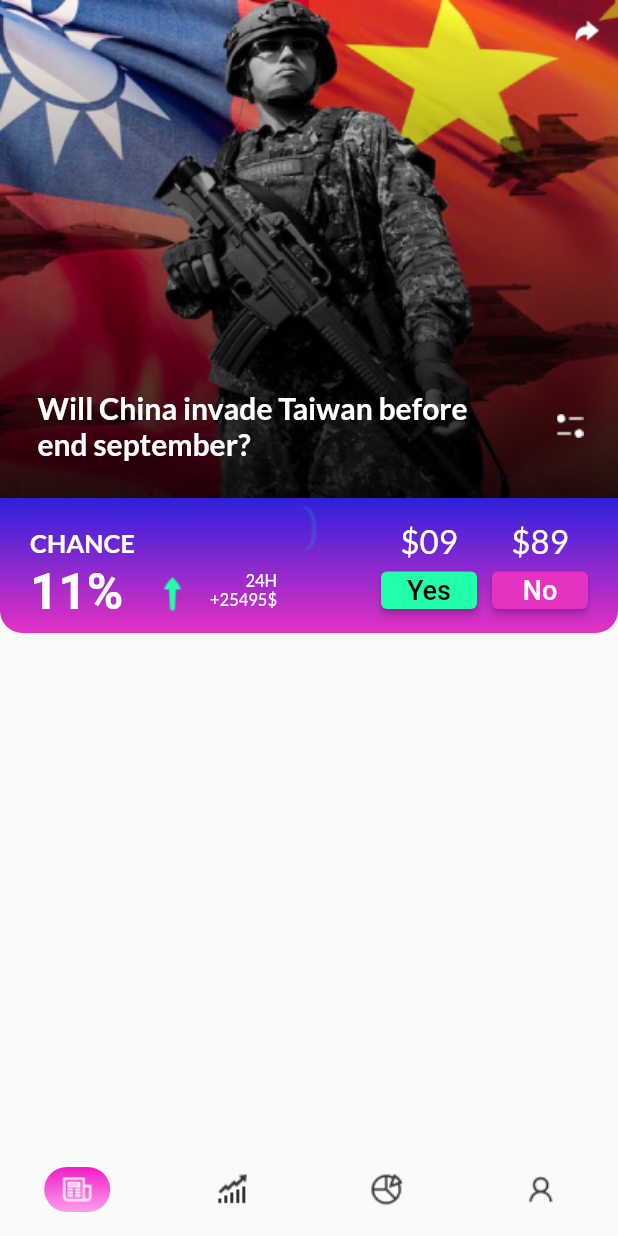
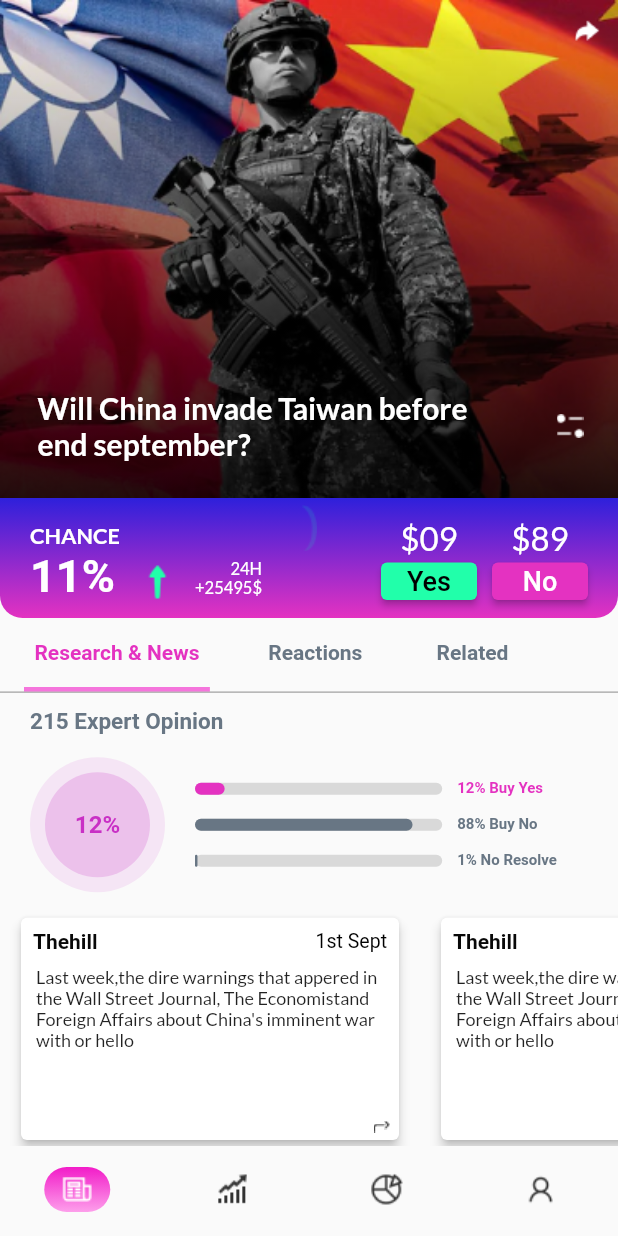
Before and after one commit to CaptainBiswa69/Task-GrowMate, a Flutter app: the screen it shows after launch, on a phone screen of 412 x 824 dp. Run offline on Flutter 3.47's test engine with Material 2 defaults, Android fonts, the phone set to English and light mode, and no system bars; our stand-ins replace google_fonts; Roboto replaces fonts that are missing (customFont).

Commit message:
First tab section completed

```diff
--- a/lib/pages/feed.dart
+++ b/lib/pages/feed.dart
@@ -1,5 +1,8 @@
 import 'package:flutter/material.dart';
 import 'package:google_fonts/google_fonts.dart';
+import 'package:grow_mate/pages/reactions.dart';
+import 'package:grow_mate/pages/reasearch_news.dart';
+import 'package:grow_mate/pages/related.dart';
 
 class Feed extends StatefulWidget {
   const Feed({Key? key}) : super(key: key);
@@ -8,7 +11,7 @@ class Feed extends StatefulWidget {
   State<Feed> createState() => _FeedState();
 }
 
-class _FeedState extends State<Feed> {
+class _FeedState extends State<Feed> with TickerProviderStateMixin {
   @override
   Widget build(BuildContext context) {
     return SafeArea(
@@ -74,10 +77,53 @@ class _FeedState extends State<Feed> {
                 )
               ],
             ),
-            portfolio()
+            portfolio(),
+            tabBar()
           ],
         ),
       ),
+    );
+  }
+
+  Expanded tabBar() {
+    return Expanded(
+      child: DefaultTabController(
+          length: 3,
+          child: Column(
+            children: [
+              Container(
+                width: double.maxFinite,
+                decoration: const BoxDecoration(
+                    border: Border(
+                        bottom: BorderSide(color: Colors.grey, width: 0.8))),
+                child: const TabBar(
+                    isScrollable: true,
+                    unselectedLabelStyle:
+                        TextStyle(fontWeight: FontWeight.bold),
+                    unselectedLabelColor: Color(0xff687684),
+                    labelColor: Color(0xffE432C1),
+                    indicatorWeight: 3,
+                    labelStyle: TextStyle(fontWeight: FontWeight.bold),
+                    tabs: [
+                      Tab(
+                        text: "  Research & News  ",
+                      ),
+                      Tab(
+                        text: "  Reactions  ",
+                      ),
+                      Tab(
+                        text: "   Related ",
+                      ),
+                    ],
+                    indicatorSize: TabBarIndicatorSize.label),
+              ),
+              const Expanded(
+                child: TabBarView(
+                  children: [ReasearchAndNews(), Reactions(), Related()],
+                ),
+              )
+            ],
+          )),
     );
   }
 
@@ -86,7 +132,7 @@ class _FeedState extends State<Feed> {
       children: [
         Container(
           clipBehavior: Clip.hardEdge,
-          height: 90,
+          height: 80,
           decoration: const BoxDecoration(
               borderRadius: BorderRadius.only(
                   bottomLeft: Radius.circular(15),
@@ -96,7 +142,7 @@ class _FeedState extends State<Feed> {
                   end: Alignment.bottomCenter,
                   colors: [Color(0xff2E20DB), Color(0xffE432C1)])),
           child: Padding(
-            padding: const EdgeInsets.fromLTRB(20, 10, 20, 0),
+            padding: const EdgeInsets.fromLTRB(20, 8, 20, 0),
             child: Row(
               mainAxisAlignment: MainAxisAlignment.spaceBetween,
               crossAxisAlignment: CrossAxisAlignment.end,
@@ -104,12 +150,12 @@ class _FeedState extends State<Feed> {
                 Row(
                   children: [
                     Padding(
-                      padding: const EdgeInsets.fromLTRB(0, 10, 0, 0),
+                      padding: const EdgeInsets.fromLTRB(0, 8, 0, 0),
                       child: Column(
                         crossAxisAlignment: CrossAxisAlignment.start,
                         children: [
                           SizedBox(
-                            width: 70,
+                            width: 60,
                             child: FittedBox(
                               fit: BoxFit.fill,
                               child: Text("CHANCE",
@@ -122,12 +168,12 @@ class _FeedState extends State<Feed> {
                             ),
                           ),
                           const SizedBox(
-                            height: 3,
+                            height: 1,
                           ),
                           Text("11%",
                               style: GoogleFonts.montserratAlternates(
                                 textStyle: const TextStyle(
-                                    fontSize: 33,
+                                    fontSize: 30,
                                     color: Colors.white,
                                     fontWeight: FontWeight.bold),
                               ))
@@ -135,7 +181,7 @@ class _FeedState extends State<Feed> {
                       ),
                     ),
                     const Padding(
-                      padding: EdgeInsets.fromLTRB(0, 28, 0, 0),
+                      padding: EdgeInsets.fromLTRB(0, 24, 0, 0),
                       child: ImageIcon(
                         AssetImage("assets/icons/image-2.png"),
                         color: Color(0xff21FFAA),
@@ -143,7 +189,7 @@ class _FeedState extends State<Feed> {
                       ),
                     ),
                     Padding(
-                        padding: const EdgeInsets.fromLTRB(0, 38, 0, 0),
+                        padding: const EdgeInsets.fromLTRB(0, 32, 0, 0),
                         child: Column(
                           crossAxisAlignment: CrossAxisAlignment.end,
                           children: [
@@ -175,7 +221,7 @@ class _FeedState extends State<Feed> {
                                 ),
                               )),
                           const SizedBox(
-                            height: 8,
+                            height: 4,
                           ),
                           SizedBox(
                               height: 25,
@@ -203,7 +249,7 @@ class _FeedState extends State<Feed> {
                                 ),
                               )),
                           const SizedBox(
-                            height: 8,
+                            height: 4,
                           ),
                           SizedBox(
                               height: 25,
--- /dev/null
+++ b/lib/pages/reactions.dart
@@ -0,0 +1,15 @@
+import 'package:flutter/cupertino.dart';
+import 'package:flutter/material.dart';
+import 'package:flutter/src/foundation/key.dart';
+import 'package:flutter/src/widgets/framework.dart';
+
+class Reactions extends StatelessWidget {
+  const Reactions({Key? key}) : super(key: key);
+
+  @override
+  Widget build(BuildContext context) {
+    return Container(
+      color: Colors.blue,
+    );
+  }
+}
--- /dev/null
+++ b/lib/pages/reasearch_news.dart
@@ -0,0 +1,185 @@
+import 'package:flutter/material.dart';
+import 'package:google_fonts/google_fonts.dart';
+
+class ReasearchAndNews extends StatelessWidget {
+  const ReasearchAndNews({Key? key}) : super(key: key);
+
+  @override
+  Widget build(BuildContext context) {
+    return Column(
+      crossAxisAlignment: CrossAxisAlignment.start,
+      children: [
+        const Padding(
+          padding: EdgeInsets.symmetric(horizontal: 20, vertical: 10),
+          child: Text(
+            "215 Expert Opinion",
+            style: TextStyle(
+                color: Color(0xff687684),
+                fontSize: 15,
+                fontWeight: FontWeight.bold),
+          ),
+        ),
+        Row(
+          children: [
+            Padding(
+                padding:
+                    const EdgeInsets.symmetric(horizontal: 20, vertical: 5),
+                child: CircleAvatar(
+                  radius: 45,
+                  backgroundColor: const Color(0xffC930C5).withOpacity(0.1),
+                  child: CircleAvatar(
+                    radius: 35,
+                    backgroundColor: const Color(0xffC930C5).withOpacity(0.2),
+                    child: const Text(
+                      "12%",
+                      style: TextStyle(
+                          color: Color(0xffC930C5),
+                          fontWeight: FontWeight.bold),
+                    ),
+                  ),
+                )),
+            Column(
+              crossAxisAlignment: CrossAxisAlignment.start,
+              children: [
+                pollData(context, const Color(0xffE432C1), 12, "12% Buy Yes"),
+                const SizedBox(
+                  height: 12,
+                ),
+                pollData(context, const Color(0xff687684), 88, "88% Buy No"),
+                const SizedBox(
+                  height: 12,
+                ),
+                pollData(context, const Color(0xff687684), 1, "1% No Resolve"),
+              ],
+            ),
+          ],
+        ),
+        const SizedBox(
+          height: 8,
+        ),
+        Expanded(
+          child: ListView.builder(
+              itemCount: 3,
+              scrollDirection: Axis.horizontal,
+              itemBuilder: ((context, index) {
+                return bottomCard("Thehill", "1st Sept",
+                    "Last week,the dire warnings that appered in the Wall Street Journal, The Economistand Foreign Affairs about China's imminent war with or hello");
+              })),
+        )
+      ],
+    );
+  }
+
+  Padding bottomCard(String heading, String date, String description) {
+    return Padding(
+      padding: const EdgeInsets.symmetric(horizontal: 10),
+      child: SizedBox(
+        width: 260,
+        height: 125,
+        child: Stack(
+          children: [
+            Card(
+              elevation: 3,
+              child: Column(
+                  crossAxisAlignment: CrossAxisAlignment.start,
+                  children: [
+                    Row(
+                      mainAxisAlignment: MainAxisAlignment.spaceBetween,
+                      children: [
+                        Padding(
+                          padding: const EdgeInsets.all(8.0),
+                          child: Text(
+                            heading,
+                            style: const TextStyle(
+                                fontWeight: FontWeight.bold,
+                                color: Color(0xff080808)),
+                          ),
+                        ),
+                        Padding(
+                          padding: const EdgeInsets.all(8.0),
+                          child: Text(
+                            date,
+                            style: const TextStyle(
+                                color: Colors.black, fontSize: 13),
+                          ),
+                        )
+                      ],
+                    ),
+                    SizedBox(
+                      height: 66,
+                      child: Padding(
+                        padding: const EdgeInsets.symmetric(horizontal: 10),
+                        child: Text(
+                          description,
+                          style: GoogleFonts.lato(
+                              textStyle: const TextStyle(fontSize: 12)),
+                          maxLines: 4,
+                          overflow: TextOverflow.ellipsis,
+                        ),
+                      ),
+                    ),
+                  ]),
+            ),
+            const Padding(
+              padding: EdgeInsets.only(right: 5),
+              child: Align(
+                alignment: Alignment.bottomRight,
+                child: ImageIcon(
+                  AssetImage("assets/icons/Tracciato_38-3.png"),
+                  color: Colors.black,
+                ),
+              ),
+            ),
+            const Padding(
+              padding: EdgeInsets.only(bottom: 2),
+              child: Align(
+                alignment: Alignment.bottomRight,
+                child: ImageIcon(
+                  AssetImage("assets/icons/Tracciato_37-3.png"),
+                  color: Colors.black,
+                ),
+              ),
+            )
+          ],
+        ),
+      ),
+    );
+  }
+
+  Row pollData(
+      BuildContext context, Color color, int value, String stringData) {
+    return Row(
+      children: [
+        Stack(
+          children: [
+            Container(
+              height: 8,
+              width: MediaQuery.of(context).size.width / 2.5,
+              decoration: BoxDecoration(
+                borderRadius: BorderRadius.circular(25),
+                color: const Color(0xffD9D9D9),
+              ),
+            ),
+            AnimatedContainer(
+              duration: const Duration(microseconds: 800),
+              height: 8,
+              width: (MediaQuery.of(context).size.width / 2.5) * value / 100,
+              decoration: BoxDecoration(
+                borderRadius: BorderRadius.circular(25),
+                color: color,
+              ),
+            ),
+          ],
+        ),
+        const SizedBox(
+          width: 10,
+        ),
+        Text(
+          stringData,
+          style: TextStyle(
+              color: color, fontSize: 10, fontWeight: FontWeight.bold),
+        )
+      ],
+    );
+  }
+}
--- /dev/null
+++ b/lib/pages/related.dart
@@ -0,0 +1,15 @@
+import 'package:flutter/cupertino.dart';
+import 'package:flutter/material.dart';
+import 'package:flutter/src/foundation/key.dart';
+import 'package:flutter/src/widgets/framework.dart';
+
+class Related extends StatelessWidget {
+  const Related({Key? key}) : super(key: key);
+
+  @override
+  Widget build(BuildContext context) {
+    return Container(
+      color: Colors.black,
+    );
+  }
+}
--- a/pubspec.yaml
+++ b/pubspec.yaml
@@ -36,6 +36,7 @@ dependencies:
   # The following adds the Cupertino Icons font to your application.
   # Use with the CupertinoIcons class for iOS style icons.
   cupertino_icons: ^1.0.2
+  flutter_polls: ^0.1.0
 
 dev_dependencies:
   flutter_test:
```
Also changed, not shown: assets/icons/Tracciato_37-3.png (added), assets/icons/Tracciato_38-3.png (added), pubspec.lock.
